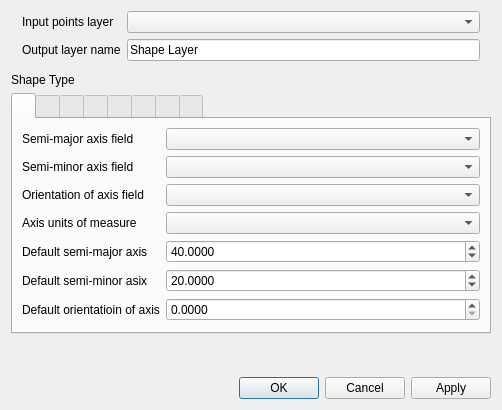
This is vector2Shape.ui in NationalSecurityAgency/qgis-shapetools-plugin as Qt 5 draws it before an edit. The edited form follows.
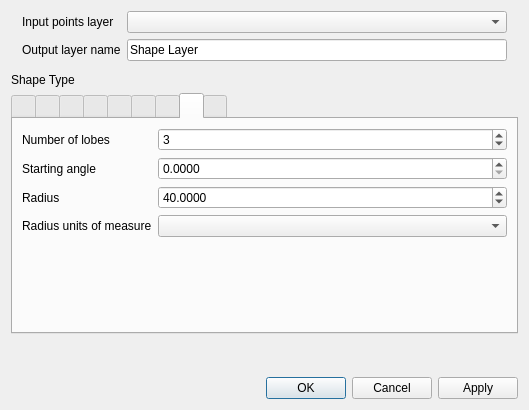
This is the edited form. The open tabs and pages were chosen to show the change. Custom widgets are drawn as their Qt base class.

Commit message: added epicycloid shape

Diff of the .ui file:
```diff
--- a/vector2Shape.ui
+++ b/vector2Shape.ui
@@ -6,7 +6,7 @@
    <rect>
     <x>0</x>
     <y>0</y>
-    <width>502</width>
+    <width>529</width>
     <height>410</height>
    </rect>
   </property>
@@ -770,6 +770,83 @@
        </item>
       </layout>
      </widget>
+     <widget class="QWidget" name="epicycloid">
+      <attribute name="title">
+       <string/>
+      </attribute>
+      <attribute name="toolTip">
+       <string>Epicycloid</string>
+      </attribute>
+      <layout class="QFormLayout" name="formLayout_10">
+       <item row="0" column="0">
+        <widget class="QLabel" name="label_43">
+         <property name="text">
+          <string>Number of lobes</string>
+         </property>
+        </widget>
+       </item>
+       <item row="0" column="1">
+        <widget class="QSpinBox" name="epicyclodeLobesSpinBox">
+         <property name="minimum">
+          <number>1</number>
+         </property>
+         <property name="maximum">
+          <number>50</number>
+         </property>
+         <property name="value">
+          <number>3</number>
+         </property>
+        </widget>
+       </item>
+       <item row="1" column="0">
+        <widget class="QLabel" name="label_44">
+         <property name="text">
+          <string>Starting angle</string>
+         </property>
+        </widget>
+       </item>
+       <item row="2" column="0">
+        <widget class="QLabel" name="label_45">
+         <property name="text">
+          <string>Radius</string>
+         </property>
+        </widget>
+       </item>
+       <item row="1" column="1">
+        <widget class="QDoubleSpinBox" name="epicyclodeAngleSpinBox">
+         <property name="decimals">
+          <number>4</number>
+         </property>
+         <property name="maximum">
+          <double>360.000000000000000</double>
+         </property>
+        </widget>
+       </item>
+       <item row="3" column="0">
+        <widget class="QLabel" name="label_46">
+         <property name="text">
+          <string>Radius units of measure</string>
+         </property>
+        </widget>
+       </item>
+       <item row="2" column="1">
+        <widget class="QDoubleSpinBox" name="epicyclodeRadiusSpinBox">
+         <property name="decimals">
+          <number>4</number>
+         </property>
+         <property name="maximum">
+          <double>1000000000.000000000000000</double>
+         </property>
+         <property name="value">
+          <double>40.000000000000000</double>
+         </property>
+        </widget>
+       </item>
+       <item row="3" column="1">
+        <widget class="QComboBox" name="unitsEpicyclodeComboBox"/>
+       </item>
+      </layout>
+     </widget>
      <widget class="QWidget" name="heart">
       <attribute name="title">
        <string/>
```
The commit also changes 6 other files.
